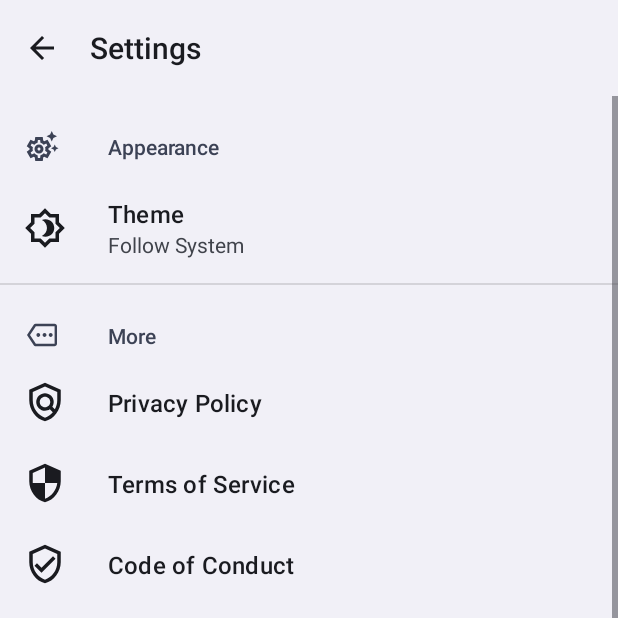
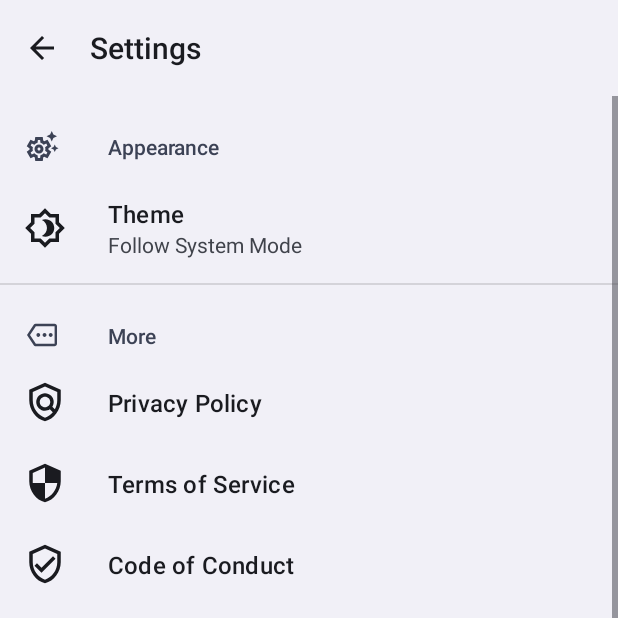
Before and after one commit to D4rK7355608/com.d4rk.lowbrightness, an Android app: the SettingsActivity screen opened directly, with no data from a screen before it, on a phone screen of 412 x 824 dp, the top half of it. Run offline under Robolectric (Android 15) with nearby library versions, the phone set to English and light mode, and no system bars; our stand-ins replace AdMob, androidx.preference; pictures from the network do not load.

Commit message:
Update 1.4_r1.

```diff
--- a/app/build.gradle
+++ b/app/build.gradle
@@ -3,15 +3,16 @@ plugins {
     id 'org.jetbrains.kotlin.android'
     id 'com.google.gms.google-services'
     id 'com.google.firebase.crashlytics'
+    id 'com.google.android.gms.oss-licenses-plugin'
 }
 android {
     compileSdk 33
-    def tagName = '1.3_r1'
+    def tagName = '1.4_r1'
     defaultConfig {
         applicationId "com.d4rk.lowbrightness"
         minSdk 26
         targetSdk 33
-        versionCode 10
+        versionCode 13
         versionName tagName
         buildConfigField "String", "VERSION_NAME", "\"${tagName}\""
         archivesBaseName = "com.d4rk.lowbrightness-v${tagName}"
--- a/app/src/main/java/com/d4rk/lowbrightness/services/OverlayService.java
+++ b/app/src/main/java/com/d4rk/lowbrightness/services/OverlayService.java
@@ -69,7 +69,7 @@ public class OverlayService extends Service {
     }
     private void showNotification() {
         this.createNotificationChannel();
-        NotificationCompat.Builder mBuilder = new NotificationCompat.Builder(this, NOTIFICATION_CHANNEL_ID).setSmallIcon(R.drawable.ic_eye).setContentTitle("Blue light filter active").setContentText("Tap to edit settings or disable");
+        NotificationCompat.Builder mBuilder = new NotificationCompat.Builder(this, NOTIFICATION_CHANNEL_ID).setSmallIcon(R.drawable.ic_eye).setContentTitle(getResources().getString(R.string.notification_title)).setContentText(getResources().getString(R.string.notification_context));
         mBuilder.setOngoing(true);
         Intent resultIntent = new Intent(this, MainActivity.class);
         TaskStackBuilder stackBuilder = TaskStackBuilder.create(this);
--- a/app/src/main/java/com/d4rk/lowbrightness/ui/about/AboutFragment.kt
+++ b/app/src/main/java/com/d4rk/lowbrightness/ui/about/AboutFragment.kt
@@ -37,7 +37,7 @@ class AboutFragment : Fragment(R.layout.fragment_about) {
             startActivity(intent)
         }
         binding.itemSettingsMoreAboutGithub.setOnClickListener {
-            val intent = Intent(Intent.ACTION_VIEW, Uri.parse("https://github.com/D4rK7355608/com.d4rk.englishwithlidia.plus"))
+            val intent = Intent(Intent.ACTION_VIEW, Uri.parse("https://github.com/D4rK7355608/com.d4rk.lowbrightness"))
             startActivity(intent)
         }
         binding.itemSettingsMoreAboutTwitter.setOnClickListener {
@@ -48,8 +48,7 @@ class AboutFragment : Fragment(R.layout.fragment_about) {
             val intent = Intent(Intent.ACTION_VIEW, Uri.parse("https://forum.xda-developers.com/m/d4rk7355608.10095012"))
             startActivity(intent)
         }
-        binding.itemSettingsMoreAboutLibraries.setOnClickListener {
-            OssLicensesMenuActivity.setActivityTitle(getString(R.string.libraries))
+        binding.itemSettingsMoreAboutLicenses.setOnClickListener {
             val intent = Intent(activity, OssLicensesMenuActivity::class.java)
             startActivity(intent)
         }
--- a/app/src/main/java/com/d4rk/lowbrightness/ui/home/HomeFragment.java
+++ b/app/src/main/java/com/d4rk/lowbrightness/ui/home/HomeFragment.java
@@ -47,10 +47,10 @@ public class HomeFragment extends Fragment {
         final RequestDrawOverAppsPermission permissionRequester = new RequestDrawOverAppsPermission(getActivity());
         if (!permissionRequester.canDrawOverlays()) {
             AlertDialog.Builder builder = new AlertDialog.Builder(requireContext());
-            builder.setTitle("App needs permission!");
-            builder.setMessage("Applying a blue light filter to overlay the screen, requires a special permission called \"Display over other apps\". \n\nPlease, allow this permission on the next screen so that the blue light filter can be applied");
+            builder.setTitle(R.string.app_needs_permission_title);
+            builder.setMessage(R.string.app_needs_permission_message);
             builder.setCancelable(false);
-            builder.setPositiveButton("Allow permission", (dialog, id) -> {
+            builder.setPositiveButton(R.string.allow_permission, (dialog, id) -> {
                 dialog.cancel();
                 permissionRequester.requestPermissionDrawOverOtherApps();
             });
--- a/app/src/main/java/com/d4rk/lowbrightness/ui/settings/SettingsActivity.kt
+++ b/app/src/main/java/com/d4rk/lowbrightness/ui/settings/SettingsActivity.kt
@@ -84,7 +84,7 @@ class SettingsActivity : AppCompatActivity(), SharedPreferences.OnSharedPreferen
                         val intent = Intent(Intent.ACTION_VIEW, Uri.parse("https://play.google.com/store/apps/details?id=com.d4rk.androidtutorials"))
                         startActivity(intent)
                     }
-                    alertDialog.setNegativeButton(R.string.cool, null)
+                    alertDialog.setNegativeButton(android.R.string.cancel, null)
                     alertDialog.show()
                     true
                 }
@@ -95,7 +95,7 @@ class SettingsActivity : AppCompatActivity(), SharedPreferences.OnSharedPreferen
                     val alertDialog: AlertDialog.Builder = AlertDialog.Builder(requireContext())
                     alertDialog.setTitle(R.string.changelog)
                     alertDialog.setMessage(R.string.changes)
-                    alertDialog.setNegativeButton(R.string.cool, null)
+                    alertDialog.setNegativeButton(android.R.string.cancel, null)
                     alertDialog.show()
                     true
                 }
--- a/app/src/main/res/values/arrays.xml
+++ b/app/src/main/res/values/arrays.xml
@@ -21,7 +21,7 @@
         <item name="blue_grey_500" type="color">#607d8b</item>
     </array>
     <string-array name="dark_mode_entries">
-        <item>Follow System</item>
+        <item>Follow System Mode</item>
         <item>Light Mode</item>
         <item>Dark Mode</item>
         <item>Auto Battery Dark Mode</item>
--- a/app/src/main/res/values/strings.xml
+++ b/app/src/main/res/values/strings.xml
@@ -1,13 +1,13 @@
 <resources>
     <string name="app_name" translatable="false">Low Brightness</string>
     <string name="app_version">Version %1s</string>
+    <string name="app_description">Decrease or increase your screen brightness by using our app! 🔆</string>
     <string name="theme_def_value" translatable="false">MODE_NIGHT_FOLLOW_SYSTEM</string>
     <string name="license_sum" translatable="false">General Public License-3.0</string>
     <string name="github" translatable="false">GitHub</string>
     <string name="xda" translatable="false">XDA</string>
     <string name="twitter" translatable="false">Twitter</string>
     <string name="youtube" translatable="false">YouTube</string>
-    <string name="cool" translatable="false">Cool!</string>
     <string name="music_sleep_timer" translatable="false">Music Sleep Timer</string>
     <string name="qr_code_scanner" translatable="false">QR &amp; Bar Code Scanner</string>
     <string name="english_with_lidia" translatable="false">English with Lidia</string>
@@ -42,7 +42,6 @@
     <string name="internet_sum">Used to send error reports.</string>
     <string name="theme">Theme</string>
     <string name="google_dev">Google Dev</string>
-    <string name="libraries">Third Party Libraries</string>
     <string name="open_me">Open me :)</string>
     <string name="privacy_policy">Privacy Policy</string>
     <string name="menu_home">Home</string>
@@ -50,7 +49,6 @@
     <string name="share">Share</string>
     <string name="share_subject">Try it now!!!</string>
     <string name="share_using">Share using…</string>
-    <string name="notifications">Notifications!</string>
     <string name="support_me">Support me</string>
     <string name="support_me_sum">Click here if you want to support me without paying money. Just some time for viewing an ad.</string>
     <string name="notifications_description">After you activate this app you will have a notification witch you can change the brightness intensity without open the app itself.</string>
@@ -65,15 +63,25 @@
     <string name="receive_boot_completed">Receive boot completed [RECEIVE_BOOT_COMPLETED]</string>
     <string name="receive_boot_completed_sum">Used to make app boot.</string>
     <string name="appearance">Appearance</string>
-    <string name="changes" translatable="false"><b>Version 1.3_r1:\n</b>
-        • Added language preferences (Android 13+);\n
-        • Fixed Firebase crashes;\n
-        • Fixed splash screen;\n
-        • Removed language section from settings;\n
-        • Removed unused resources;\n
-        • Bug fixes;\n
-        • Tweaks;\n
-        • Under the hood improvements.
+    <string name="app_needs_permission_title">App needs permission</string>
+    <string name="app_needs_permission_message">Applying a color light filter to overlay the screen, requires a special permission called "Display over other apps" [SYSTEM_ALERT_WINDOW]. \n\nPlease, allow this permission on the next screen so that the blue light filter can be applied.</string>
+    <string name="allow_permission">Allow permission</string>
+    <string name="notification_title">Color light filter active</string>
+    <string name="notification_context">Tap to edit settings or disable</string>
+    <string name="ad_id">Ad id [AD_ID]</string>
+    <string name="ad_id_sum">Used to allow ads to be shown in Android 13+ devices.</string>
+    <string name="system_alert_window">System alert window [SYSTEM_ALERT_WINDOW]</string>
+    <string name="system_alert_window_sum">Used to allow app draw over other apps.</string>
+    <string name="changes" translatable="false"><b>Version 1.4_r1:\n</b>
+        • Added Russian language support;\n
+        • Added Indonesian language support;\n
+        • Added missing permissions;\n
+        • Added missing translations;\n
+        • Fixed back button on permissions activity;\n
+        • Fixed title on permissions activity;\n
+        • Fixed GitHub about link;\n
+        • Fixed Open source licenses not showing licenses;\n
+        • Other minor tweaks.
         <br> </br>
     </string>
 </resources>
--- a/app/src/main/res/xml/locales_config.xml
+++ b/app/src/main/res/xml/locales_config.xml
@@ -3,4 +3,6 @@
     xmlns:android="http://schemas.android.com/apk/res/android">
     <locale android:name="en"/>
     <locale android:name="ro"/>
+    <locale android:name="ru"/>
+    <locale android:name="in"/>
 </locale-config>
```
Also changed, not shown: app/src/main/AndroidManifest.xml (+6 -5 lines), app/src/main/res/layout/fragment_about.xml (+4 -4 lines), app/src/main/res/xml/permissions_preferences.xml (+10 -0 lines), 7 other files.
